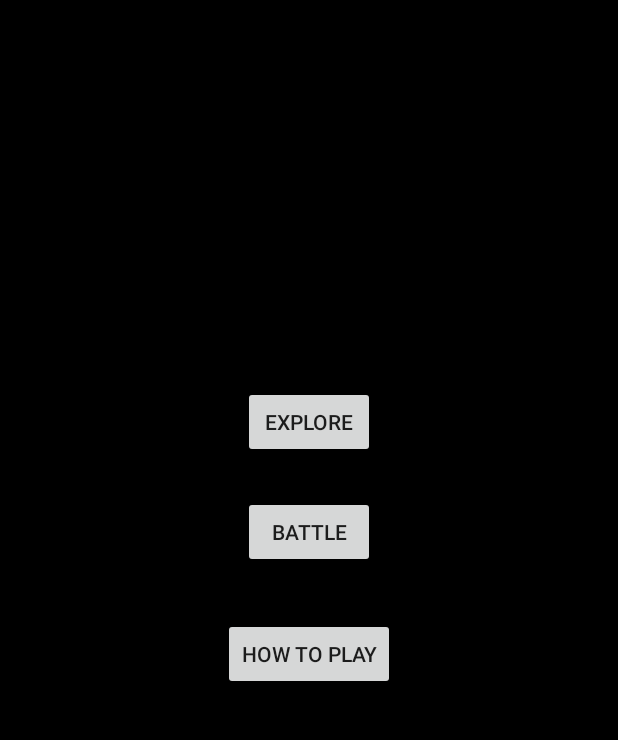
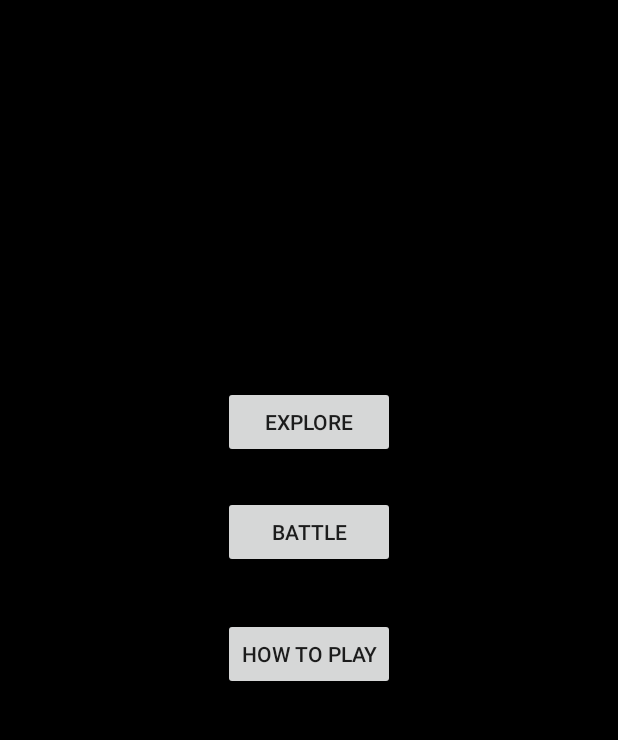
Before and after one commit to edowney29/KnightGO, an Android app: the layout activity_mainmenu.xml on its own in the app's theme, with its tools: preview values and no code run, on a phone screen of 412 x 824 dp, the part 196-936 px from its top. Run offline under Robolectric (Android 15) with nearby library versions, the phone set to English and light mode, and no system bars.

Commit message:
Modified main menu layout

```diff
--- a/app/src/main/res/layout/activity_mainmenu.xml
+++ b/app/src/main/res/layout/activity_mainmenu.xml
@@ -19,7 +19,8 @@
         android:id="@+id/battle_button"
         android:layout_below="@+id/explore_button"
         android:layout_alignStart="@+id/explore_button"
-        android:onClick="openBattle" />
+        android:onClick="openBattle"
+        android:layout_alignEnd="@id/tutorial_button" />
 
     <Button
         android:text="Explore"
@@ -29,7 +30,10 @@
         android:layout_centerVertical="true"
         android:layout_centerHorizontal="true"
         android:elevation="0dp"
-        android:onClick="openMap" />
+        android:onClick="openMap"
+        android:layout_alignStart="@id/tutorial_button"
+        android:layout_alignRight="@id/tutorial_button"
+        android:layout_alignEnd="@id/tutorial_button" />
 
     <Button
         android:text="How to Play"
```
Also changed, not shown: app/src/main/java/com/ucf/knightgo/MapsActivity.java (+10 -11 lines).
